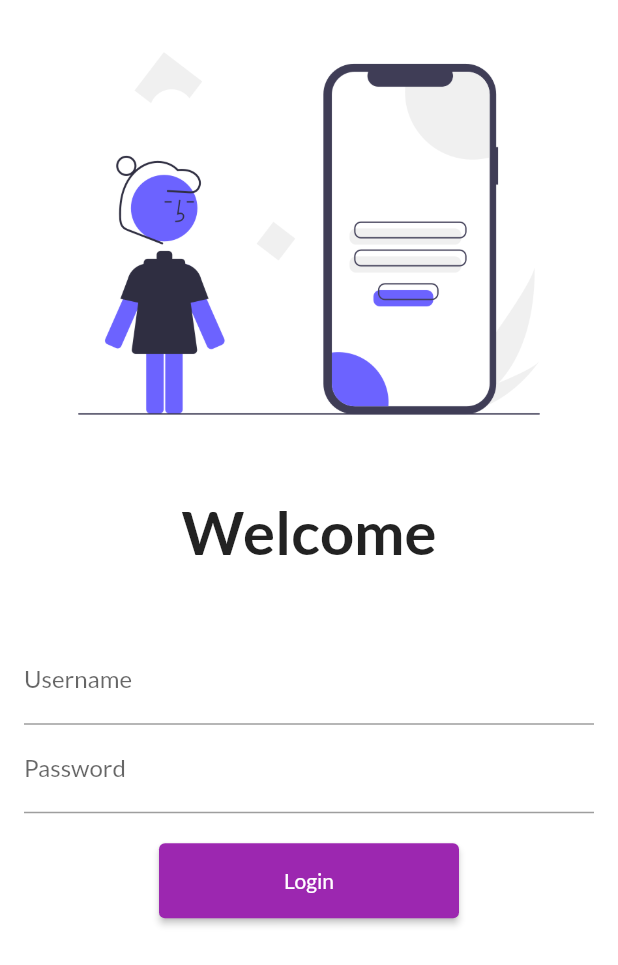
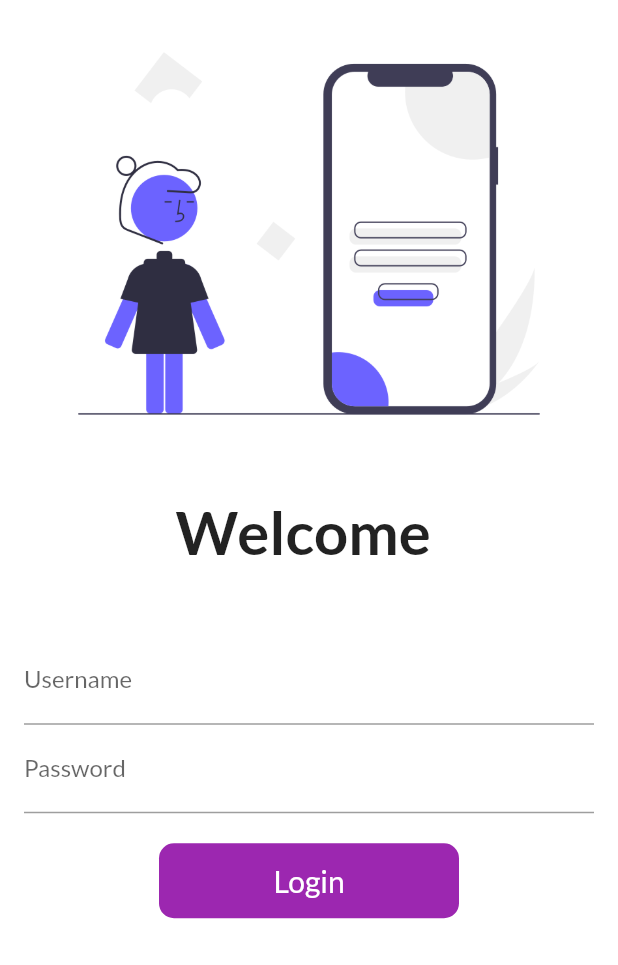
Before and after one commit to beingrohit-exe/Flutter-Basics, a Flutter app: the screen it shows after launch, on a phone screen of 412 x 824 dp. Shown: the top 965 px of the screen. Run offline on Flutter 3.47's test engine with Material 2 defaults, Android fonts, the phone set to English and light mode, and no system bars; our stand-ins replace google_fonts.

```diff
--- a/lib/Pages/login_page.dart
+++ b/lib/Pages/login_page.dart
@@ -3,7 +3,15 @@
 import 'package:flutter/material.dart';
 import 'package:tutorial/Utils/Routes.dart';
 
-class LoginPage extends StatelessWidget {
+class LoginPage extends StatefulWidget {
+  @override
+  State<LoginPage> createState() => _LoginPageState();
+}
+
+class _LoginPageState extends State<LoginPage> {
+  String name = "";
+  bool changeButton = false;
+
   @override
   Widget build(BuildContext context) {
     return Material(
@@ -16,7 +24,7 @@ class LoginPage extends StatelessWidget {
               height: 20,
             ),
             Text(
-              "Welcome",
+              "Welcome $name",
               style: TextStyle(fontSize: 40, fontWeight: FontWeight.w700),
             ),
             SizedBox(
@@ -27,6 +35,11 @@ class LoginPage extends StatelessWidget {
               child: Column(
                 children: [
                   TextFormField(
+                    onChanged: (value) {
+                      name = value;
+
+                      setState(() {});
+                    },
                     decoration: InputDecoration(
                         hintText: "Enter Username", labelText: "Username"),
                   ),
@@ -38,16 +51,46 @@ class LoginPage extends StatelessWidget {
                   SizedBox(
                     height: 20,
                   ),
-                  ElevatedButton(
-                    child: Text("Login"),
-                    style: TextButton.styleFrom(
-                        minimumSize: Size(200, 50),
-                        // backgroundColor: Colors.purple[500],
-                        foregroundColor: Colors.white),
-                    onPressed: () {
-                      print("Hello Rohit");
+                  // ElevatedButton(
+                  //   child: Text("Login"),
+                  //   style: TextButton.styleFrom(
+                  //       minimumSize: Size(200, 50),
+                  //       // backgroundColor: Colors.purple[500],
+                  //       foregroundColor: Colors.white),
+                  //   onPressed: () {
+                  //     Navigator.pushNamed(context, MyRoutes.HomeRoute);
+                  //   },
+                  // )
+                  InkWell(
+                    onTap: () async {
+                      setState(() {
+                        changeButton = true;
+                      });
+                      await Future.delayed(Duration(milliseconds: 400));
                       Navigator.pushNamed(context, MyRoutes.HomeRoute);
                     },
+                    child: AnimatedContainer(
+                      duration: Duration(milliseconds: 400),
+                      height: 50,
+                      width: changeButton ? 50 : 200,
+                      alignment: Alignment.center,
+                      decoration: BoxDecoration(
+                          color: Colors.purple,
+                          borderRadius:
+                              BorderRadius.circular(changeButton ? 50 : 10)),
+                      child: changeButton
+                          ? Icon(
+                              Icons.done,
+                              color: Colors.white,
+                            )
+                          : Text(
+                              "Login",
+                              style: TextStyle(
+                                  fontSize: 20,
+                                  fontWeight: FontWeight.w400,
+                                  color: Colors.white),
+                            ),
+                    ),
                   )
                 ],
               ),
```
